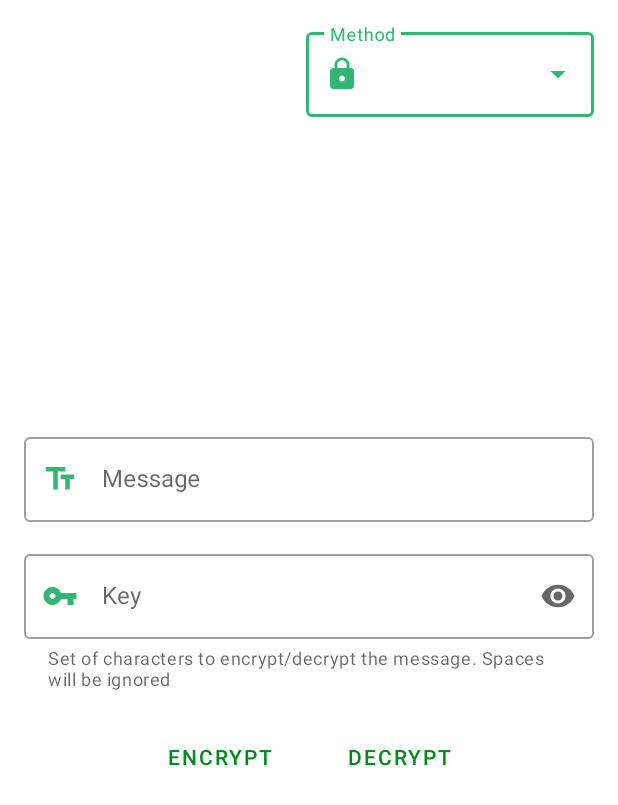
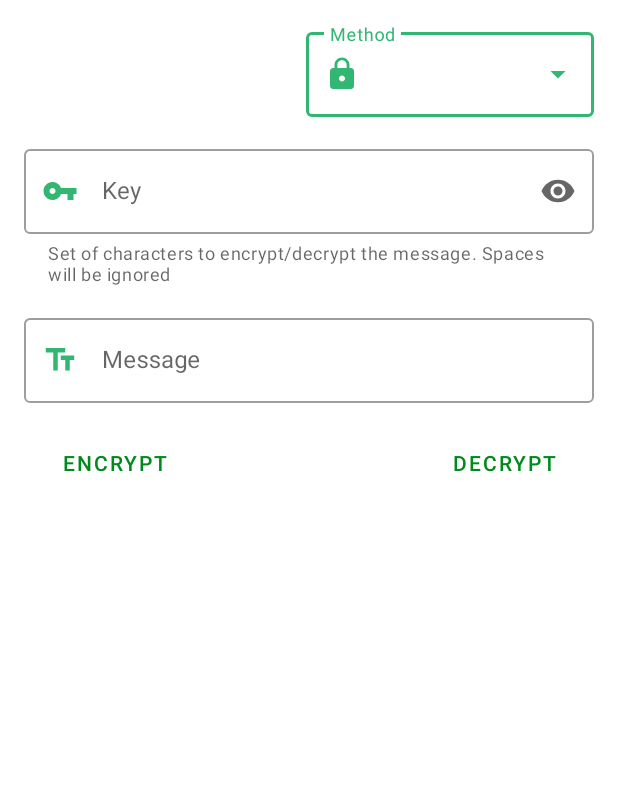
Before and after one commit to UnaLuz/simple-encryption, an Android app: the layout activity_main.xml on its own in the app's theme, with its tools: preview values and no code run, on a phone screen of 412 x 824 dp. Shown: the top 805 px of the screen. Run offline under Robolectric (Android 15) with nearby library versions, the phone set to English and light mode, and no system bars.

Commit message:
Change the distribution of elements

```diff
--- a/app/src/main/res/layout/activity_main.xml
+++ b/app/src/main/res/layout/activity_main.xml
@@ -13,11 +13,10 @@
         android:layout_width="wrap_content"
         android:layout_height="wrap_content"
         android:minWidth="192dp"
-        app:startIconDrawable="@drawable/ic_lock"
-        app:startIconTint="?attr/colorPrimary"
         app:layout_constraintEnd_toEndOf="parent"
         app:layout_constraintTop_toTopOf="parent"
-        >
+        app:startIconDrawable="@drawable/ic_lock"
+        app:startIconTint="?attr/colorPrimary">
 
         <AutoCompleteTextView
             android:id="@+id/menuAutoCompleteTextView"
@@ -30,16 +29,40 @@
     </com.google.android.material.textfield.TextInputLayout>
 
     <com.google.android.material.textfield.TextInputLayout
+        android:id="@+id/keywordTextField"
+        style="@style/Widget.MaterialComponents.TextInputLayout.OutlinedBox"
+        android:layout_width="match_parent"
+        android:layout_height="wrap_content"
+        android:layout_marginTop="16dp"
+        android:hint="@string/key_label"
+        app:endIconMode="password_toggle"
+        app:helperText="@string/keyword_help_text"
+        app:layout_constraintEnd_toEndOf="parent"
+        app:layout_constraintStart_toStartOf="parent"
+        app:layout_constraintTop_toBottomOf="@+id/menu"
+        app:startIconDrawable="@drawable/ic_baseline_key"
+        app:startIconTint="?attr/colorPrimary">
+
+        <com.google.android.material.textfield.TextInputEditText
+            android:layout_width="match_parent"
+            android:layout_height="wrap_content"
+            android:inputType="textPassword"
+            android:textColorHint="#616161"
+            tools:ignore="TextContrastCheck" />
+
+    </com.google.android.material.textfield.TextInputLayout>
+
+    <com.google.android.material.textfield.TextInputLayout
         android:id="@+id/messageTextField"
         style="@style/Widget.MaterialComponents.TextInputLayout.OutlinedBox"
         android:layout_width="match_parent"
         android:layout_height="wrap_content"
-        android:layout_marginBottom="16dp"
+        android:layout_marginTop="16dp"
         android:hint="@string/message_label"
         app:endIconMode="clear_text"
-        app:layout_constraintBottom_toTopOf="@+id/keywordTextField"
         app:layout_constraintEnd_toEndOf="parent"
         app:layout_constraintStart_toStartOf="parent"
+        app:layout_constraintTop_toBottomOf="@+id/keywordTextField"
         app:startIconDrawable="@drawable/ic_baseline_text_field"
         app:startIconTint="?attr/colorPrimary">
 
@@ -52,47 +75,16 @@
 
     </com.google.android.material.textfield.TextInputLayout>
 
-    <com.google.android.material.textfield.TextInputLayout
-        android:id="@+id/keywordTextField"
-        style="@style/Widget.MaterialComponents.TextInputLayout.OutlinedBox"
-        android:layout_width="match_parent"
-        android:layout_height="wrap_content"
-        android:hint="@string/key_label"
-        app:endIconMode="password_toggle"
-        app:helperText="@string/keyword_help_text"
-        app:layout_constraintBottom_toBottomOf="parent"
-        app:layout_constraintEnd_toEndOf="parent"
-        app:layout_constraintStart_toStartOf="parent"
-        app:layout_constraintTop_toTopOf="parent"
-        app:startIconDrawable="@drawable/ic_baseline_key"
-        app:startIconTint="?attr/colorPrimary">
-
-        <com.google.android.material.textfield.TextInputEditText
-            android:layout_width="match_parent"
-            android:layout_height="wrap_content"
-            android:inputType="textPassword"
-            android:textColorHint="#616161"
-            tools:ignore="TextContrastCheck" />
-
-    </com.google.android.material.textfield.TextInputLayout>
-
-    <LinearLayout
-        style="?android:attr/buttonBarButtonStyle"
-        android:layout_width="match_parent"
-        android:layout_height="wrap_content"
-        android:layout_marginTop="16dp"
-        android:gravity="center_horizontal"
-        app:layout_constraintEnd_toEndOf="parent"
-        app:layout_constraintStart_toStartOf="parent"
-        app:layout_constraintTop_toBottomOf="@+id/keywordTextField">
-
     <Button
         android:id="@+id/encryptButton"
         style="?android:attr/buttonBarButtonStyle"
-            android:layout_width="wrap_content"
+        android:layout_width="0dp"
         android:layout_height="wrap_content"
         android:layout_marginHorizontal="16dp"
-            android:text="@string/encrypt" />
+        android:layout_marginTop="16dp"
+        android:text="@string/encrypt"
+        app:layout_constraintStart_toStartOf="@+id/messageTextField"
+        app:layout_constraintTop_toBottomOf="@+id/messageTextField" />
 
     <Button
         android:id="@+id/DecryptButton"
@@ -100,9 +92,9 @@
         android:layout_width="wrap_content"
         android:layout_height="wrap_content"
         android:layout_marginHorizontal="16dp"
-            android:text="@string/decrypt" />
-
-    </LinearLayout>
+        android:text="@string/decrypt"
+        app:layout_constraintEnd_toEndOf="@+id/messageTextField"
+        app:layout_constraintTop_toTopOf="@+id/encryptButton" />
 
 
 </androidx.constraintlayout.widget.ConstraintLayout>
```
Lines whose indentation alone changed are shown as unchanged.
